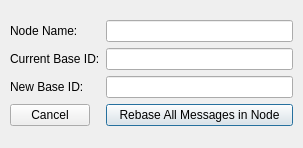
Before: the Qt Designer form ui/dbcnoderebaseeditor.ui in collin80/SavvyCAN, drawn with Qt 5.
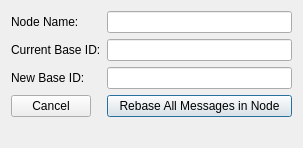
After: the same form once the commit is applied.

```diff
--- a/ui/dbcnoderebaseeditor.ui
+++ b/ui/dbcnoderebaseeditor.ui
@@ -19,15 +19,6 @@
   <property name="windowTitle">
    <string>Rebase All Node Messages</string>
   </property>
-  <widget class="QWidget" name="layoutWidget">
-   <property name="geometry">
-    <rect>
-     <x>10</x>
-     <y>20</y>
-     <width>283</width>
-     <height>116</height>
-    </rect>
-   </property>
    <layout class="QFormLayout" name="formLayout">
     <item row="0" column="0">
      <widget class="QLabel" name="label_2">
@@ -88,7 +79,6 @@
      </widget>
     </item>
    </layout>
-  </widget>
  </widget>
  <resources/>
  <connections/>
```
Lines whose indentation alone changed are shown as unchanged.
